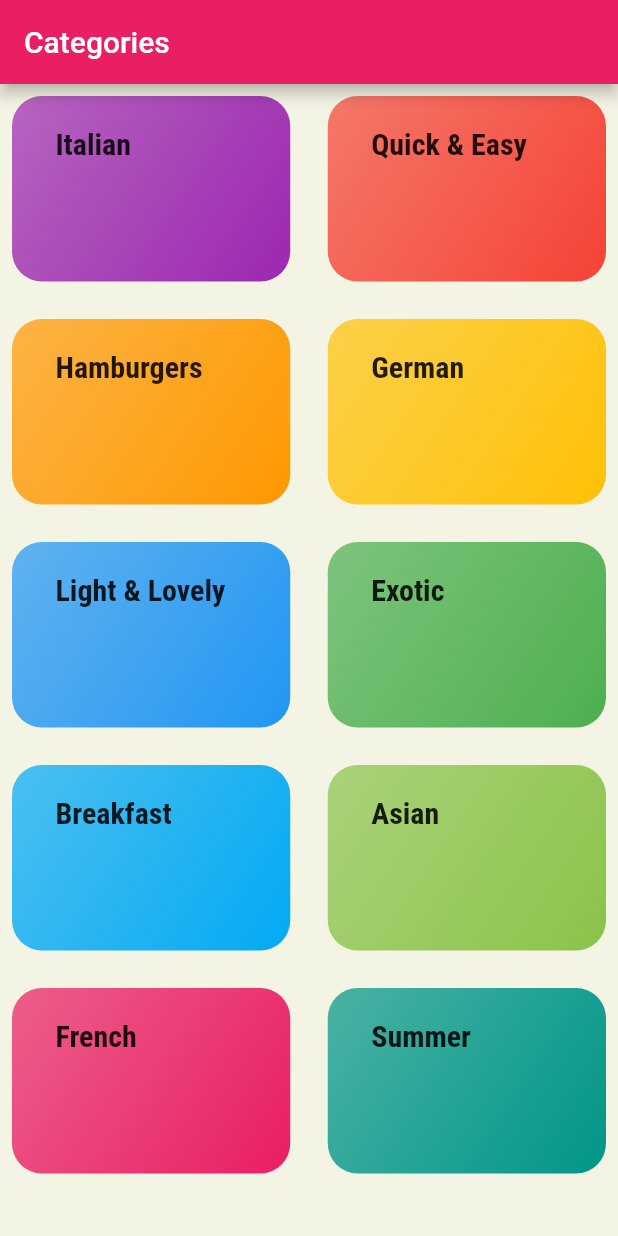
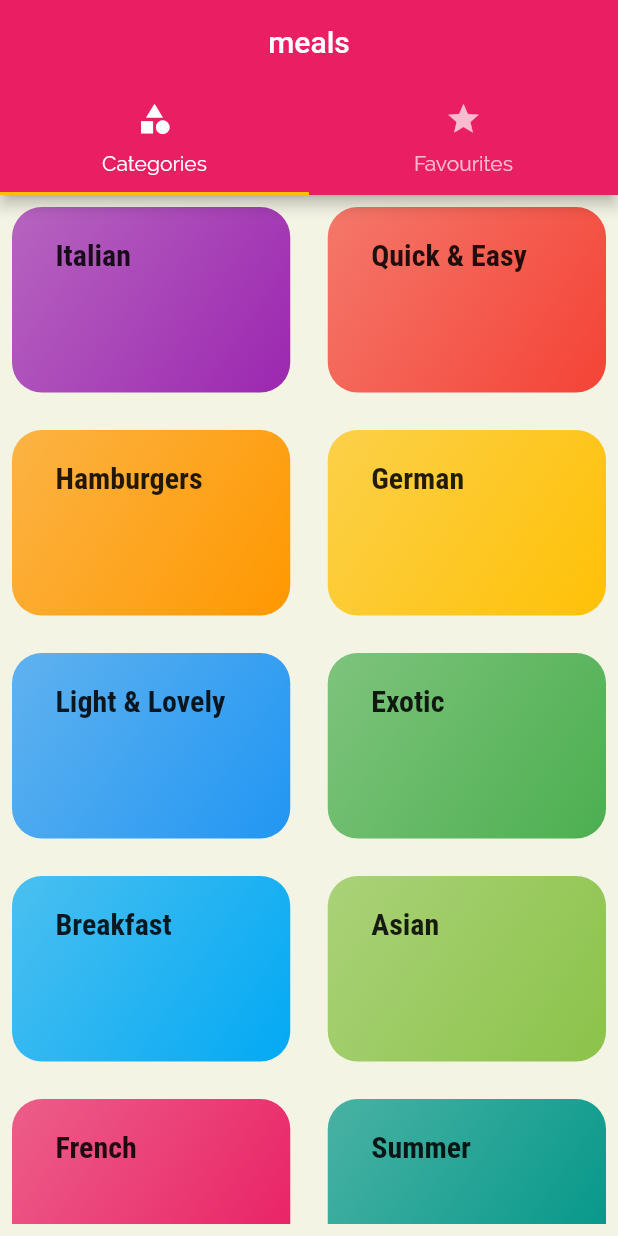
Before and after one commit to solimansully5/resturant_app, a Flutter app: the screen it shows after launch, on a phone screen of 412 x 824 dp. Run offline on Flutter 3.47's test engine with Material 2 defaults, Android fonts, the phone set to English and light mode, and no system bars.

Commit message:
TabsScreen Added

```diff
--- a/lib/main.dart
+++ b/lib/main.dart
@@ -1,4 +1,5 @@
 import 'package:flutter/material.dart';
+import './screens/tabScreen.dart';
 import './screens/category_meals_screen.dart';
 import './screens/categories_screen.dart';
 import './screens/mea_detail_screen.dart';
@@ -27,8 +28,10 @@ class MyApp extends StatelessWidget {
                 fontFamily: 'RobotoCondensed',
                 fontWeight: FontWeight.bold,
               ))),
-      home: CategoriesScreen(),
+      //home: CategoriesScreen(),
+      initialRoute: '/',
       routes: {
+        '/':(ctx) => TabsScreen(),
         CategoryMealScreen.routeName: (ctx) => CategoryMealScreen(),
         MealDetailScreen.routeName: (ctt) => MealDetailScreen(),
       },
--- /dev/null
+++ b/lib/screens/FavouriteScreen.dart
@@ -0,0 +1,10 @@
+import 'package:flutter/material.dart';
+
+class FavouriteScreen extends StatelessWidget {
+  //const FavouriteScreen({Key? key}) : super(key: key);
+
+  @override
+  Widget build(BuildContext context) {
+    return Center(child: Text('Favourites'),);
+  }
+}
--- a/lib/screens/categories_screen.dart
+++ b/lib/screens/categories_screen.dart
@@ -5,13 +5,7 @@ import '../widgets/category_item.dart';
 class CategoriesScreen extends StatelessWidget {
   @override
   Widget build(BuildContext context) {
-    return Scaffold(
-      appBar: AppBar(
-        title: Text(
-          'Categories',
-        ),
-      ),
-      body: Padding(
+    return Padding(
         padding: const EdgeInsets.all(8.0),
         child: GridView(
           children: [
@@ -29,7 +23,6 @@ class CategoriesScreen extends StatelessWidget {
               mainAxisSpacing: 25,
               crossAxisSpacing: 25),
         ),
-      ),
-    );
+      );
   }
 }
--- /dev/null
+++ b/lib/screens/tabScreen.dart
@@ -0,0 +1,42 @@
+import 'package:flutter/material.dart';
+import './categories_screen.dart';
+import './FavouriteScreen.dart';
+
+class TabsScreen extends StatefulWidget {
+  //const TabsScreen({Key? key}) : super(key: key);
+
+  @override
+  State<TabsScreen> createState() => _TabsScreenState();
+}
+
+class _TabsScreenState extends State<TabsScreen> {
+  @override
+  Widget build(BuildContext context) {
+    return DefaultTabController(
+      length: 2,
+      child: Scaffold(
+        appBar: AppBar(
+          centerTitle: true,
+          title: Text('meals'),
+          bottom: TabBar(
+            tabs: <Widget>[
+              Tab(
+                icon: Icon(Icons.category),
+                text: 'Categories',
+              ),
+              Tab(
+                icon: Icon(Icons.star),
+                text: 'Favourites',
+              ),
+            ],
+          ),
+        ),
+        body: TabBarView(children: [
+          CategoriesScreen(),
+          FavouriteScreen(),
+
+        ],),
+      ),
+    );
+  }
+}
```
